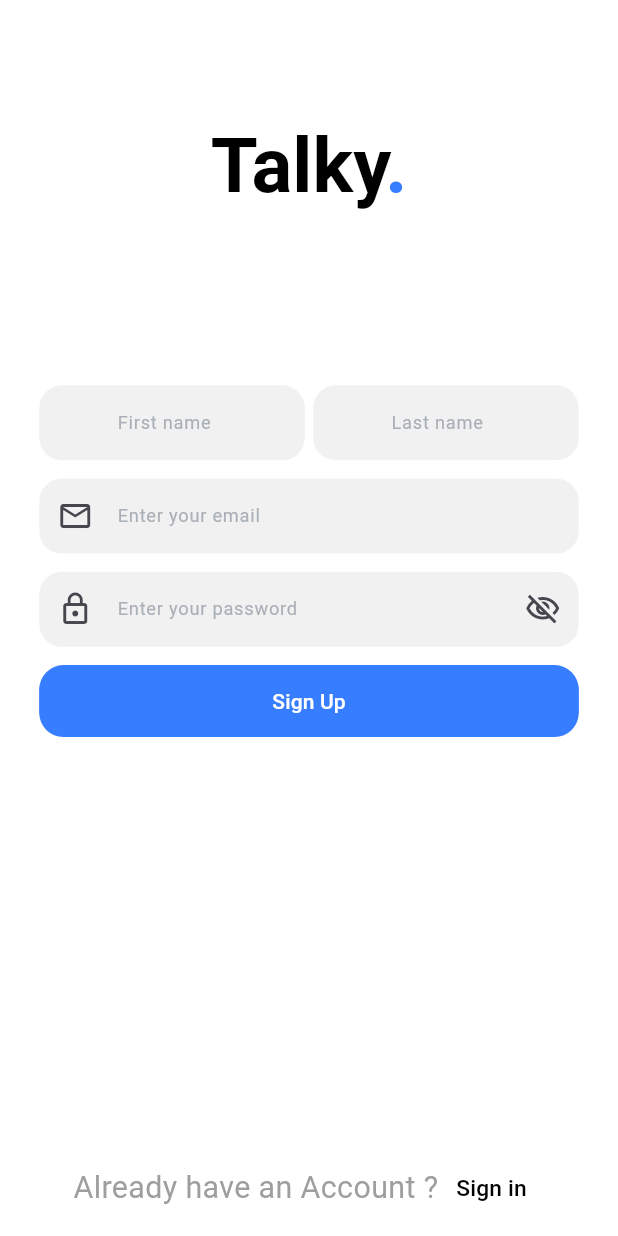
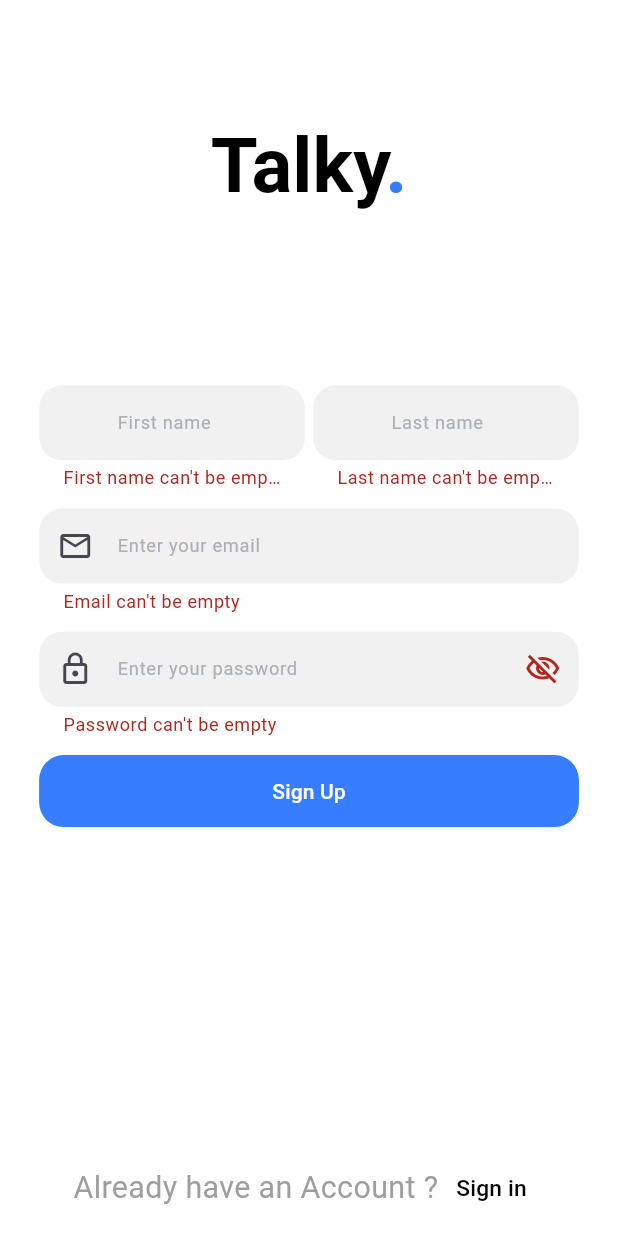
Before and after one commit to fares1908/chat-app, a Flutter app: the RegisterScreen screen opened by its route, after a tap on "Sign Up", on a phone screen of 412 x 824 dp. Run offline on Flutter 3.47's test engine with Material 3 defaults, Android fonts, the phone set to English and light mode, and no system bars; our stand-ins replace dartz, flutter_screenutil, get; Roboto replaces fonts that are missing (Poppins).

Commit message:
Make register_logic

```diff
--- /dev/null
+++ b/lib/core/class/initial_binding.dart
@@ -0,0 +1,11 @@
+import 'package:get/get.dart';
+
+import 'crud.dart';
+
+
+class initialBinding extends Bindings {
+  @override
+  void dependencies() {
+    Get.put(Crud()) ;
+  }
+}
--- /dev/null
+++ b/lib/core/helpers/functions/valid_Input.dart
@@ -0,0 +1,32 @@
+import 'package:get/get.dart';
+
+validInput(String val, int min, int max, String type) {
+  if (type == "username") {
+    if (!GetUtils.isUsername(val)) {
+      return "not valid username";
+    }
+  }
+  if (type == "email") {
+    if (!GetUtils.isEmail(val)) {
+      return "not valid email";
+    }
+  }
+
+  if (type == "phone") {
+    if (!GetUtils.isPhoneNumber(val)) {
+      return "not valid phone";
+    }
+  }
+
+  if (val.isEmpty) {
+    return "$type can't be empty";
+  }
+
+  if (val.length < min) {
+    return "can't be less than $min";
+  }
+
+  if (val.length > max) {
+    return "can't be larger than $max";
+  }
+}
--- a/lib/features/auth/register/data/register_data.dart
+++ b/lib/features/auth/register/data/register_data.dart
@@ -0,0 +1,23 @@
+
+import '../../../../core/class/crud.dart';
+
+class RegisterData{
+ Crud crud;
+  RegisterData(this.crud);
+ registerData(String email, String password, String firstName, String lastName) async {
+   try {
+     var response = await crud.postData('http://192.168.1.4:3000/api/users/register', {
+       "email": email,
+       "password": password,
+       "firstName": firstName,
+       "lastName": lastName,
+     });
+     return response.fold((l) => l, (r) => r);
+   } catch (e) {
+     print('Error during registration: $e');
+     return 'Error during registration: $e';
+   }
+ }
+
+
+}
--- a/lib/features/auth/register/logic/register_controller.dart
+++ b/lib/features/auth/register/logic/register_controller.dart
@@ -2,7 +2,9 @@ import 'package:flutter/material.dart';
 import 'package:get/get.dart';
 
 import '../../../../core/class/status_request.dart';
-
+import '../../../../core/helpers/functions/handling_data.dart';
+import '../../../../core/routing/routes.dart';
+import '../data/register_data.dart';
 
 abstract class RegisterController extends GetxController {
   goToRegister();
@@ -18,42 +20,40 @@ class RegisterControllerImpl extends RegisterController {
   RegisterData registerData = RegisterData(Get.find());
   GlobalKey<FormState> formState = GlobalKey<FormState>();
   @override
-  goToRegister()async {
+  goToRegister() async {
     if (formState.currentState!.validate()) {
       statusRequest = StatusRequest.loading;
       update();
-      var response =
-      await registerData.registerData(email.text, password.text, name.text);
+      var response = await registerData.registerData(
+          email.text, password.text, firstname.text, lastname.text);
       print("=============================== Controller $response ");
       statusRequest = handlingData(response);
       if (StatusRequest.success == statusRequest) {
         if (response['status'] == 'success') {
           print("=============================== $statusRequest");
-          Get.offNamed(AppRouter.verifyCodeSignUp,
-              arguments: {"email": email.text});
-        }else {
+        } else {
           Get.defaultDialog(
-              title:  "Warning",
-              middleText: "Phone Number Or Email Already Was Taken");
+              title: "Warning", middleText: "Email Already Was Taken");
           statusRequest = StatusRequest.failure;
         }
       }
       update();
-    }
-    else{}
+    } else {}
   }
 
   @override
   goToLogin() {
-    Get.offNamed(AppRouter.login);
+    Get.offNamed(AppRouter.loginScreen);
   }
 
-
+  @override
   @override
   void onInit() {
+    print('Controller initialized');
     email = TextEditingController();
     password = TextEditingController();
-    name = TextEditingController();
+    firstname = TextEditingController();
+    lastname = TextEditingController();
 
     super.onInit();
   }
@@ -62,7 +62,8 @@ class RegisterControllerImpl extends RegisterController {
   void dispose() {
     email.dispose();
     password.dispose();
-    name.dispose();
+    firstname.dispose();
+    lastname.dispose();
 
     super.dispose();
   }
--- a/lib/features/auth/register/ui/register_screen.dart
+++ b/lib/features/auth/register/ui/register_screen.dart
@@ -5,7 +5,9 @@ import 'package:flutter/material.dart';
 import 'package:flutter_screenutil/flutter_screenutil.dart';
 import 'package:get/get.dart';
 
+import '../../../../core/helpers/functions/valid_Input.dart';
 import '../../widgets/textfild_auth.dart';
+import '../logic/register_controller.dart';
 
 class RegisterScreen extends StatefulWidget {
   const RegisterScreen({Key? key}) : super(key: key);
@@ -18,10 +20,14 @@ class _RegisterScreenState extends State<RegisterScreen> {
   bool isObscureText = true;
   @override
   Widget build(BuildContext context) {
+    Get.put(RegisterControllerImpl());
     return Scaffold(
-      body: SafeArea(
+      body: GetBuilder<RegisterControllerImpl>(
+        builder: (controller) =>  SafeArea(
           child: Padding(
             padding: EdgeInsets.only(top: 80.h, left: 10.w, right: 10.w),
+            child: Form(
+              key: controller.formState,
               child: Column(
                 children: [
                   Expanded(
@@ -56,9 +62,12 @@ class _RegisterScreenState extends State<RegisterScreen> {
                                 children: [
                                   Expanded(
                                     child: CustomTextField(
+                                      controller: controller.firstname,
                                       text: 'First name',
                                       isNumber: false,
-                                  valid: (p0) {},
+                                      valid: (val) {
+                                        return validInput(val!, 3, 15, "First name");
+                                      },
                                     ),
                                   ),
                                   SizedBox(
@@ -66,9 +75,12 @@ class _RegisterScreenState extends State<RegisterScreen> {
                                   ),
                                   Expanded(
                                     child: CustomTextField(
+                                      controller: controller.lastname,
                                       text: 'Last name',
                                       isNumber: false,
-                                  valid: (p0) {},
+                                      valid: (val) {
+                                        return validInput(val!, 3, 15, "Last name");
+                                      },
                                     ),
                                   ),
                                 ],
@@ -77,15 +89,20 @@ class _RegisterScreenState extends State<RegisterScreen> {
                                 height: 12.h,
                               ),
                               CustomTextField(
+                                controller: controller.email,
                                 text: 'Enter your email',
                                 prefixIcon: Icons.email_outlined,
                                 isNumber: false,
-                            valid: (p0) {},
+                                  valid: (val) {
+                                    return validInput(val!, 3, 115, "Email");
+                                  },
+
                               ),
                               SizedBox(
                                 height: 12.h,
                               ),
                               CustomTextField(
+                                controller: controller.password,
                                 prefixIcon: Icons.lock_outline,
                                 suffixIcon: isObscureText
                                     ? Icons.visibility_off_outlined
@@ -98,7 +115,9 @@ class _RegisterScreenState extends State<RegisterScreen> {
                                   });
                                 },
                                 isNumber: false,
-                            valid: (p0) {},
+                                valid: (val) {
+                                  return validInput(val!, 5, 15, "Password");
+                                },
                               ),
 
                               SizedBox(
@@ -119,7 +138,9 @@ class _RegisterScreenState extends State<RegisterScreen> {
                                     ),
                                     height: 45,
                                     minWidth: double.infinity,
-                                onPressed: () {},
+                                    onPressed: () {
+                                      controller.goToRegister();
+                                    },
                                     child: const Text(
                                       'Sign Up',
                                       style: TextStyle(
@@ -167,6 +188,9 @@ class _RegisterScreenState extends State<RegisterScreen> {
               ),
             ),
           ),
+        ),
+
+      ),
     );
   }
 }
--- a/lib/main.dart
+++ b/lib/main.dart
@@ -1,3 +1,4 @@
+import 'package:chat_socket/core/class/initial_binding.dart';
 import 'package:chat_socket/core/routing/app_router.dart';
 import 'package:chat_socket/features/auth/login/ui/login_screen.dart';
 import 'package:flutter/material.dart';
@@ -22,6 +23,7 @@ class MyApp extends StatelessWidget {
       minTextAdapt: true,
       builder: (BuildContext c, child) => GetMaterialApp(
         title: 'Flutter Demo',
+        initialBinding: initialBinding(),
         getPages: routes,
         theme: ThemeData(
             primaryColor: ColorsManager.mainBlue,
```
Also changed, not shown: lib/core/helpers/functions/handling_data.dart (added, +10 -0 lines), lib/features/auth/login/logic/login_controller.dart (+77 -77 lines). Lines whose indentation alone changed are shown as unchanged.
